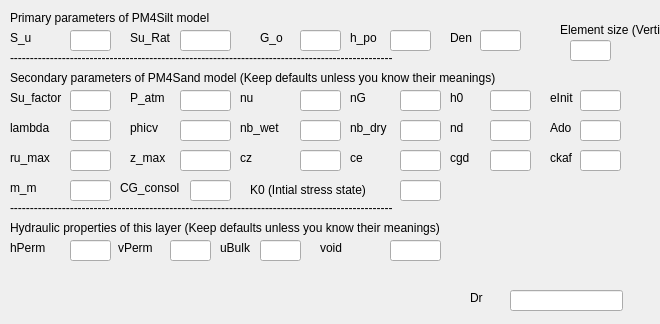
First picture: the form in UI/PM4Silt.ui, repository NHERI-SimCenter/QS3hark, before the edit.
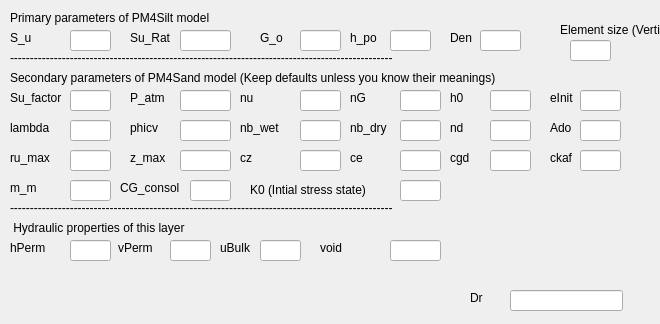
Second picture: the form after the edit.

Patch:
```diff
--- a/UI/PM4Silt.ui
+++ b/UI/PM4Silt.ui
@@ -634,7 +634,7 @@
     </rect>
    </property>
    <property name="text">
-    <string>Hydraulic properties of this layer (Keep defaults unless you know their meanings)</string>
+    <string> Hydraulic properties of this layer</string>
    </property>
   </widget>
   <widget class="QLabel" name="secondarylabel">
```
Left out of the diff: 2 changed lines with no effect on the pictures.
